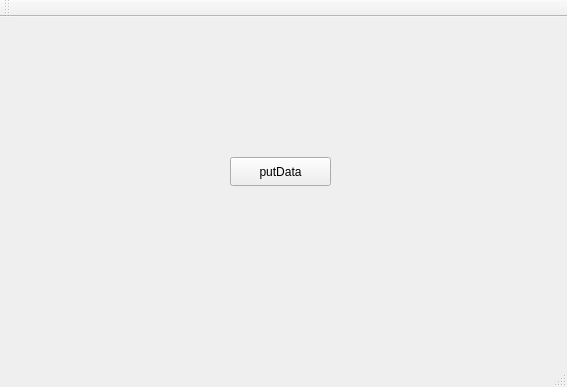
The window that QtTcpClientProducer/mainwindow.ui (MuriloBarros304/Qtsupervisory) describes before a commit, drawn with Qt 5.
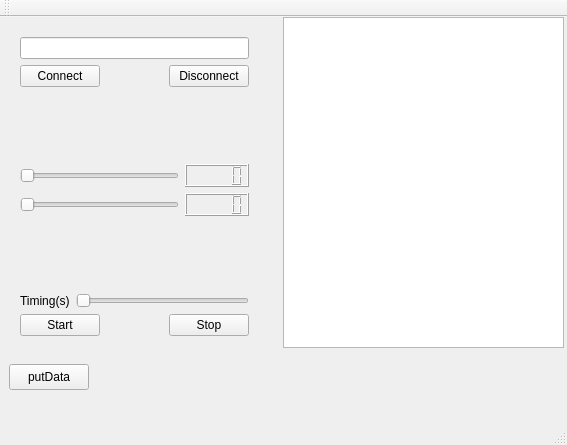
The same window after the commit.

```diff
--- a/QtTcpClientProducer/mainwindow.ui
+++ b/QtTcpClientProducer/mainwindow.ui
@@ -7,7 +7,7 @@
     <x>0</x>
     <y>0</y>
     <width>567</width>
-    <height>387</height>
+    <height>445</height>
    </rect>
   </property>
   <property name="windowTitle">
@@ -17,16 +17,186 @@
    <widget class="QPushButton" name="pushButtonPut">
     <property name="geometry">
      <rect>
-      <x>230</x>
-      <y>140</y>
-      <width>101</width>
-      <height>29</height>
+      <x>9</x>
+      <y>347</y>
+      <width>80</width>
+      <height>26</height>
      </rect>
     </property>
     <property name="text">
      <string>putData</string>
     </property>
    </widget>
+   <widget class="QTextBrowser" name="textBrowserCommand">
+    <property name="geometry">
+     <rect>
+      <x>283</x>
+      <y>0</y>
+      <width>281</width>
+      <height>331</height>
+     </rect>
+    </property>
+   </widget>
+   <widget class="QWidget" name="">
+    <property name="geometry">
+     <rect>
+      <x>9</x>
+      <y>9</y>
+      <width>251</width>
+      <height>321</height>
+     </rect>
+    </property>
+    <layout class="QVBoxLayout" name="verticalLayout_3" stretch="0,50,0,0,50,0">
+     <item>
+      <layout class="QVBoxLayout" name="verticalLayout">
+       <item>
+        <widget class="QLineEdit" name="lineEdit"/>
+       </item>
+       <item>
+        <layout class="QHBoxLayout" name="horizontalLayout_5">
+         <item>
+          <widget class="QPushButton" name="pushButtonConnect">
+           <property name="text">
+            <string>Connect</string>
+           </property>
+          </widget>
+         </item>
+         <item>
+          <spacer name="horizontalSpacer">
+           <property name="orientation">
+            <enum>Qt::Horizontal</enum>
+           </property>
+           <property name="sizeHint" stdset="0">
+            <size>
+             <width>18</width>
+             <height>20</height>
+            </size>
+           </property>
+          </spacer>
+         </item>
+         <item>
+          <widget class="QPushButton" name="pushButtonDisconnect">
+           <property name="text">
+            <string>Disconnect</string>
+           </property>
+          </widget>
+         </item>
+        </layout>
+       </item>
+      </layout>
+     </item>
+     <item>
+      <spacer name="verticalSpacer_2">
+       <property name="orientation">
+        <enum>Qt::Vertical</enum>
+       </property>
+       <property name="sizeHint" stdset="0">
+        <size>
+         <width>20</width>
+         <height>13</height>
+        </size>
+       </property>
+      </spacer>
+     </item>
+     <item>
+      <layout class="QHBoxLayout" name="horizontalLayout_3" stretch="100,0">
+       <item>
+        <widget class="QSlider" name="horizontalSliderMin">
+         <property name="orientation">
+          <enum>Qt::Horizontal</enum>
+         </property>
+        </widget>
+       </item>
+       <item>
+        <widget class="QLCDNumber" name="lcdNumberMin"/>
+       </item>
+      </layout>
+     </item>
+     <item>
+      <layout class="QHBoxLayout" name="horizontalLayout_2" stretch="100,0">
+       <item>
+        <widget class="QSlider" name="horizontalSliderMax">
+         <property name="orientation">
+          <enum>Qt::Horizontal</enum>
+         </property>
+        </widget>
+       </item>
+       <item>
+        <widget class="QLCDNumber" name="lcdNumberMax"/>
+       </item>
+      </layout>
+     </item>
+     <item>
+      <spacer name="verticalSpacer">
+       <property name="orientation">
+        <enum>Qt::Vertical</enum>
+       </property>
+       <property name="sizeHint" stdset="0">
+        <size>
+         <width>20</width>
+         <height>18</height>
+        </size>
+       </property>
+      </spacer>
+     </item>
+     <item>
+      <layout class="QVBoxLayout" name="verticalLayout_2">
+       <item>
+        <layout class="QHBoxLayout" name="horizontalLayout" stretch="0,0">
+         <item>
+          <widget class="QLabel" name="labelTiming">
+           <property name="text">
+            <string>Timing(s)</string>
+           </property>
+           <property name="buddy">
+            <cstring>horizontalSliderTiming</cstring>
+           </property>
+          </widget>
+         </item>
+         <item>
+          <widget class="QSlider" name="horizontalSliderTiming">
+           <property name="orientation">
+            <enum>Qt::Horizontal</enum>
+           </property>
+          </widget>
+         </item>
+        </layout>
+       </item>
+       <item>
+        <layout class="QHBoxLayout" name="horizontalLayout_4" stretch="0,100,0">
+         <item>
+          <widget class="QPushButton" name="pushButtonStartTiming">
+           <property name="text">
+            <string>Start</string>
+           </property>
+          </widget>
+         </item>
+         <item>
+          <spacer name="horizontalSpacer_2">
+           <property name="orientation">
+            <enum>Qt::Horizontal</enum>
+           </property>
+           <property name="sizeHint" stdset="0">
+            <size>
+             <width>40</width>
+             <height>20</height>
+            </size>
+           </property>
+          </spacer>
+         </item>
+         <item>
+          <widget class="QPushButton" name="pushButtonStopTiming">
+           <property name="text">
+            <string>Stop</string>
+           </property>
+          </widget>
+         </item>
+        </layout>
+       </item>
+      </layout>
+     </item>
+    </layout>
+   </widget>
   </widget>
   <widget class="QMenuBar" name="menuBar">
    <property name="geometry">
```
Left out of the diff: 39 changed lines with no effect on the pictures.
